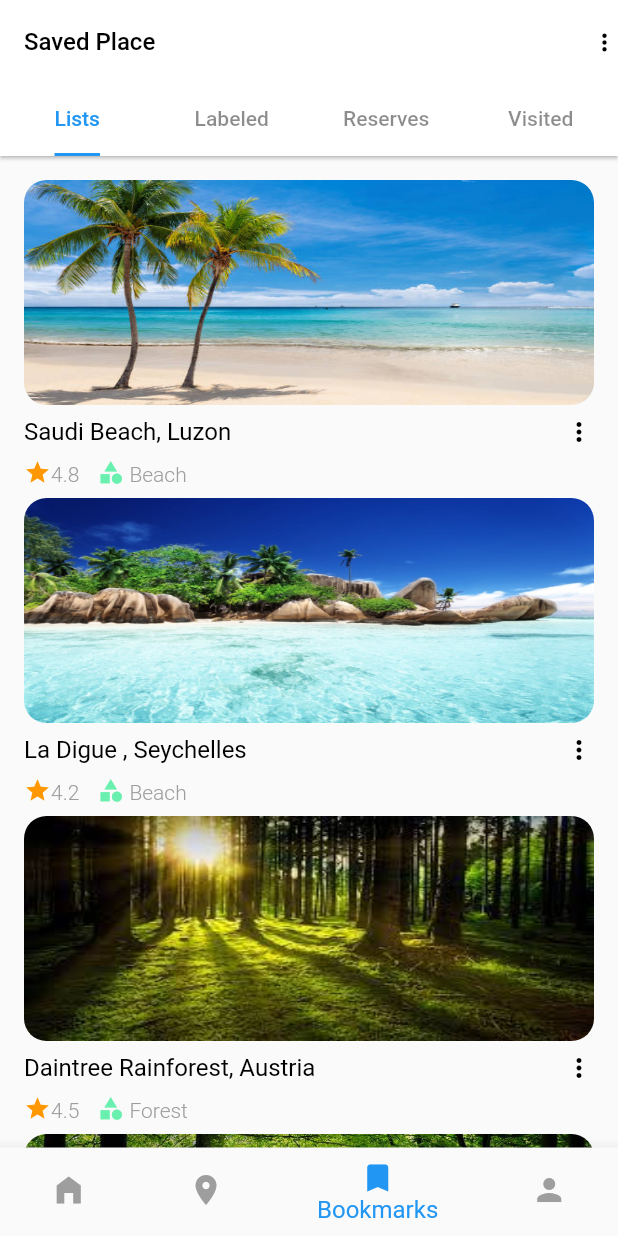
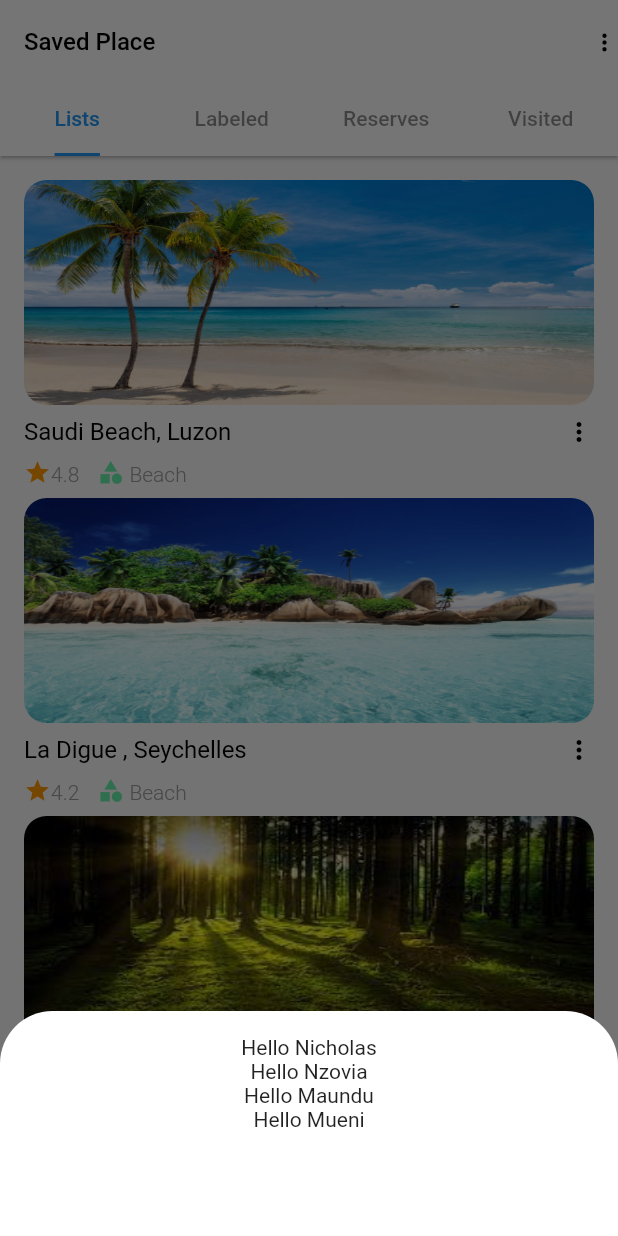
Before and after one commit to Nzovia/traveller, a Flutter app: the screen it shows after launch, item 3 of the bottom bar chosen, after a tap on the "more vert" icon, on a phone screen of 412 x 824 dp. Run offline on Flutter 3.47's test engine with Material 2 defaults, Android fonts, the phone set to English and light mode, and no system bars; our stand-ins replace dio, get, google_maps_flutter; missing offline and left inert: flutter_polyline_points; statements that could not run were skipped.

```diff
--- a/lib/main.dart
+++ b/lib/main.dart
@@ -1,8 +1,8 @@
 import 'package:flutter/material.dart';
 import 'package:traveller/pagenavigator.dart';
-import 'pages/landingpage.dart';
-
+import 'package:get/get.dart';
 void main() {
+  //Get.put(DashboardController);
   runApp(const MyApp());
 }
 
@@ -12,13 +12,16 @@ class MyApp extends StatelessWidget {
   // This widget is the root of your application.
   @override
   Widget build(BuildContext context) {
-    return MaterialApp(
-      title: 'Traveller',
+    return GetMaterialApp(
+      title: 'Traveller',darkTheme: ThemeData.dark(),
       debugShowCheckedModeBanner: false,
       theme: ThemeData(
 
         primarySwatch: Colors.blue,
       ),
+      // getPages: [
+      //   GetPage(name: '/',page: ()=>const PageNavigator()),
+      // ],
       home: const PageNavigator( ),
     );
   }
--- a/lib/models/savedplaces.dart
+++ b/lib/models/savedplaces.dart
@@ -2,49 +2,49 @@ class savedPlaces {
   List savedplaces = [
     {
       'placeName': 'Saudi Beach, Luzon',
-      'placeImage': 'images/beach.jpg',
+      'imageUrl': 'images/beach.jpg',
       'rating': '4.8',
       'category': ' Beach',
     },
     {
       'placeName': 'La Digue , Seychelles',
-      'placeImage': 'images/beach2.jpg',
+      'imageUrl': 'images/beach2.jpg',
       'rating': '4.2',
       'category': ' Beach',
     },
     {
       'placeName': 'Daintree Rainforest, Austria',
-      'placeImage': 'images/forest.jpeg',
+      'imageUrl': 'images/forest.jpeg',
       'rating': '4.5',
       'category': ' Forest',
     },
     {
       'placeName': 'Black Forest, Germany',
-      'placeImage': 'images/forest2.jpg',
+      'imageUrl': 'images/forest2.jpg',
       'rating': '4.9',
       'category': ' Forest',
     },
     {
       'placeName': 'Palni Hills, India',
-      'placeImage': 'images/hills.jpeg',
+      'imageUrl': 'images/hills.jpeg',
       'rating': '4.5',
       'category': ' Hills and Ranges',
     },
     {
       'placeName': 'Velikonda Range, India',
-      'placeImage': 'images/hills2.jpeg',
+      'imageUrl': 'images/hills2.jpeg',
       'rating': '4.5',
       'category': ' Hills & Ranges',
     },
     {
       'placeName': 'Kilifi Resort, Kenya',
-      'placeImage': 'images/hotel1.jpg',
+      'imageUrl': 'images/hotel1.jpg',
       'rating': '4.5',
       'category': ' Hotel & Resorts',
     },
     {
       'placeName': 'Serena Hotel, Nairobi',
-      'placeImage': 'images/hotel2.jpeg',
+      'imageUrl': 'images/hotel2.jpeg',
       'rating': '4.5',
       'category': ' Hotel & Resorts',
     },
--- a/lib/pages/tabBarPages/bookmarklists.dart
+++ b/lib/pages/tabBarPages/bookmarklists.dart
@@ -24,7 +24,7 @@ class _BookmarkListsState extends State<BookmarkLists> {
             children: savedPlaces().savedplaces.map((e){
               return buildSavedPlace(
                   e['placeName'],
-                  e['placeImage'],
+                  e['imageUrl'],
                   e['rating'],
                   e['category'],
                   );
@@ -39,4 +39,12 @@ class _BookmarkListsState extends State<BookmarkLists> {
       );
 
   }
+
+  Widget buildSavedPlace(placeName,imageUrl, rating, category) {
+    return SavedPlacesWidget(
+      placeName: placeName,
+      imageUrl: imageUrl,
+      rating: rating,
+      category: category,);
+  }
 }
--- a/lib/pages/tabBarPages/labeledbookmark.dart
+++ b/lib/pages/tabBarPages/labeledbookmark.dart
@@ -10,7 +10,7 @@ class LabelledBookmarks extends StatefulWidget {
 class _LabelledBookmarksState extends State<LabelledBookmarks> {
   @override
   Widget build(BuildContext context) {
-    return Center(
+    return const Center(
       child: Text("Labelled Lists", style: TextStyle(fontSize: 24, fontWeight: FontWeight.w600, color: Colors.black),),
     );
   }
--- a/lib/widgets/savedplace_widget.dart
+++ b/lib/widgets/savedplace_widget.dart
@@ -1,9 +1,19 @@
 import 'package:flutter/material.dart';
+import 'package:get/get.dart';
 
-Widget buildSavedPlace(
-        var placeName, var placeImage, var rating, var category) =>
-    Padding(
-      padding: EdgeInsets.fromLTRB(0.0, 0.0, 0.0, 8.0),
+class SavedPlacesWidget extends StatelessWidget {
+  final String placeName, rating, category, imageUrl;
+  const SavedPlacesWidget({Key? key,
+    required this.placeName,
+    required this.rating,
+    required this.category,
+    required this.imageUrl}) : super(key: key);
+
+  @override
+  Widget build(BuildContext context) {
+    return Container(
+        child:Padding(
+          padding: const EdgeInsets.fromLTRB(0.0, 0.0, 0.0, 8.0),
           child: Container(
             child: Column(
               children: [
@@ -13,7 +23,7 @@ Widget buildSavedPlace(
                     height: 150.0,
                     decoration: BoxDecoration(
                       image: DecorationImage(
-                    image: AssetImage(placeImage),
+                        image: AssetImage(imageUrl),
                         fit: BoxFit.fill,
                       ),
                     ),
@@ -35,7 +45,34 @@ Widget buildSavedPlace(
                           ),
                           GestureDetector(
                             onTap: (){
-                      //popupmenu();
+                              Get.bottomSheet(
+                                ClipRRect(
+                                  borderRadius: const BorderRadius.only(
+                                      topRight: Radius.circular(35.0),
+                                      topLeft: Radius.circular(35.0),
+                                  ),
+                                  child:Container(
+                                      color: Colors.white,
+                                      height: 150,
+                                     child: Padding(padding: const EdgeInsets.fromLTRB(0.0, 16.0, 0.0, 0.0),
+                                          child:Column(
+                                            children: [
+                                              Text("Hello Nicholas"),
+                                              Text("Hello Nzovia"),
+                                              Text("Hello Maundu"),
+                                              Text("Hello Mueni"),
+                                            ],
+                                          )
+                                      )
+
+                                  ),
+                                ),
+                                isDismissible: true,
+                                shape: RoundedRectangleBorder(
+                                  borderRadius: BorderRadius.circular(20)
+                                )
+                              );
+                              //myBottomSheet(context);
                             },
                             child:const Icon(
                               Icons.more_vert,
@@ -89,4 +126,11 @@ Widget buildSavedPlace(
               ],
             ),
           ),
+        ),
+
+
+
+
     );
+  }
+}
--- a/pubspec.yaml
+++ b/pubspec.yaml
@@ -37,6 +37,8 @@ dependencies:
   google_maps_flutter: ^2.1.1
   dio: ^4.0.4
   flutter_polyline_points: ^1.0.0
+  fluttertoast: ^8.0.8
+  get: ^4.6.1
 
 dev_dependencies:
   flutter_test:
```
Also changed, not shown: pubspec.lock. Lines whose indentation alone changed are shown as unchanged.
